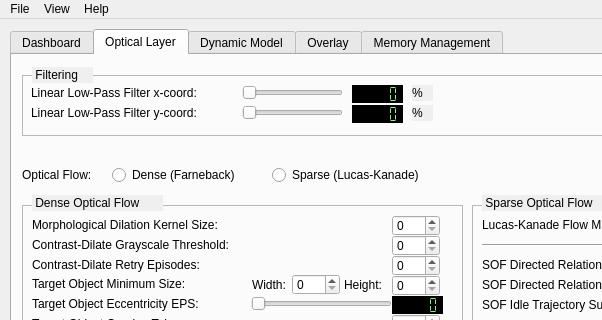
Before: the Qt Designer form TrackerRT_UI/mainwindow.ui in hvictor/Release, drawn with Qt 5; both pictures show x 0 to 602 and y 0 to 320 of the 986 by 567 pixel window.
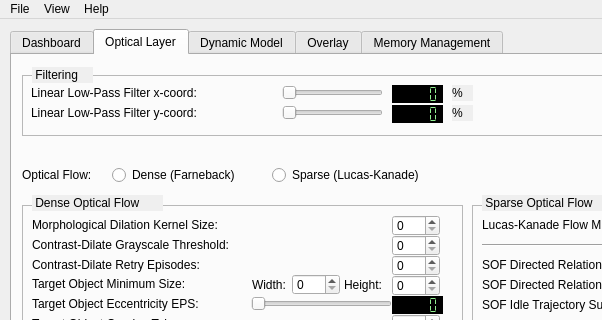
After: the same form once the commit is applied. The open tabs and pages were chosen to show the change. Custom widgets are drawn as their Qt base class.

```diff
--- a/TrackerRT_UI/mainwindow.ui
+++ b/TrackerRT_UI/mainwindow.ui
@@ -2026,7 +2026,7 @@
           </property>
           <property name="geometry">
            <rect>
-            <x>330</x>
+            <x>370</x>
             <y>10</y>
             <width>51</width>
             <height>18</height>
@@ -2042,7 +2042,7 @@
          <widget class="QSlider" name="lowPassXSlider">
           <property name="geometry">
            <rect>
-            <x>220</x>
+            <x>260</x>
             <y>8</y>
             <width>101</width>
             <height>20</height>
@@ -2064,7 +2064,7 @@
           </property>
           <property name="geometry">
            <rect>
-            <x>330</x>
+            <x>370</x>
             <y>30</y>
             <width>51</width>
             <height>18</height>
@@ -2082,7 +2082,7 @@
            <rect>
             <x>9</x>
             <y>8</y>
-            <width>211</width>
+            <width>241</width>
             <height>20</height>
            </rect>
           </property>
@@ -2099,7 +2099,7 @@
          <widget class="QSlider" name="lowPassYSlider">
           <property name="geometry">
            <rect>
-            <x>220</x>
+            <x>260</x>
             <y>28</y>
             <width>101</width>
             <height>20</height>
@@ -2135,7 +2135,7 @@
         <widget class="QLabel" name="label_60">
          <property name="geometry">
           <rect>
-           <x>400</x>
+           <x>440</x>
            <y>30</y>
            <width>21</width>
            <height>16</height>
@@ -2151,7 +2151,7 @@
         <widget class="QLabel" name="label_61">
          <property name="geometry">
           <rect>
-           <x>400</x>
+           <x>440</x>
            <y>50</y>
            <width>21</width>
            <height>16</height>
```
Left out of the diff: 14 changed lines with no effect on the pictures.
